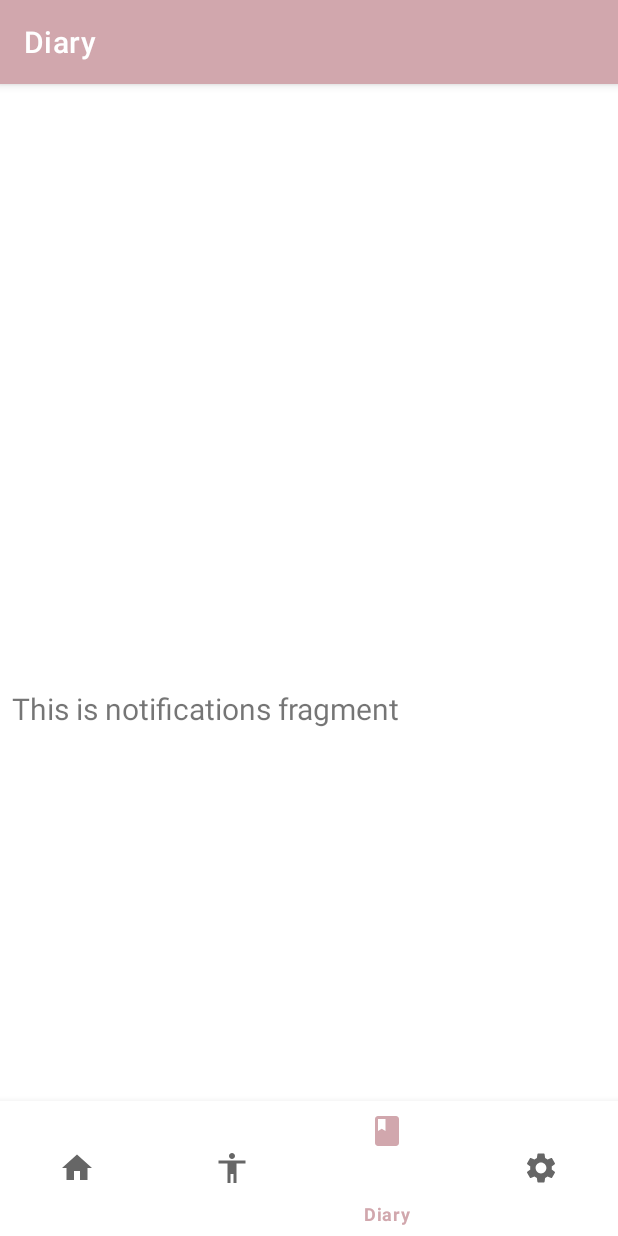
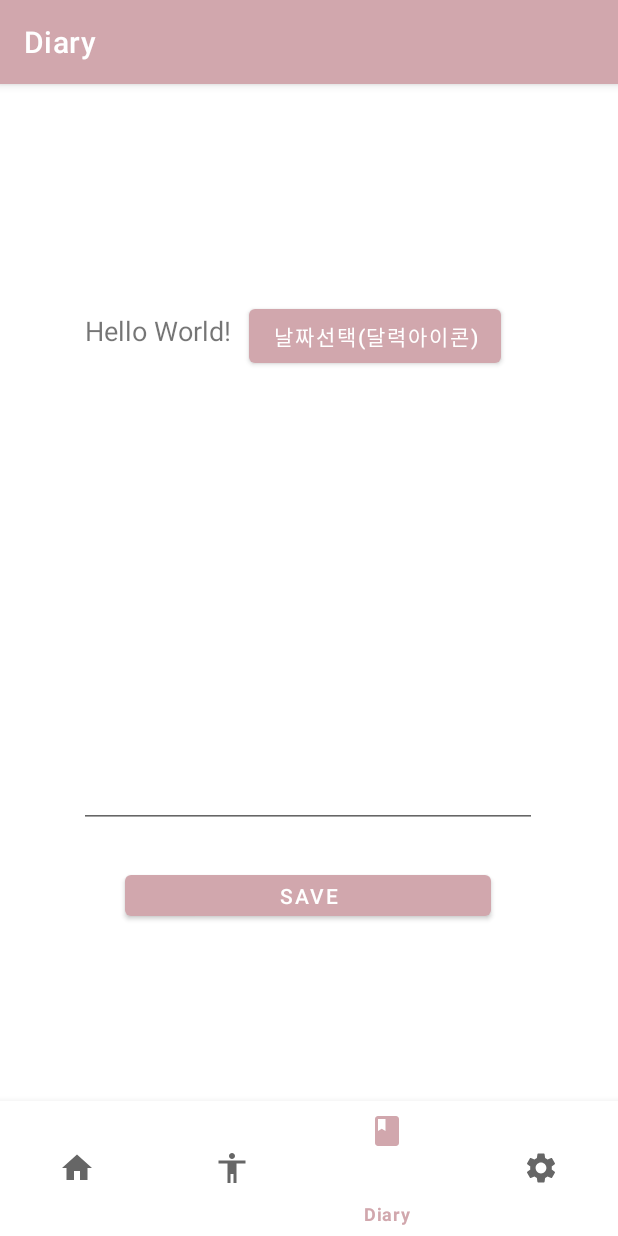
Before and after one commit to hyeseungS/Sdetector, an Android app: the DiaryFragment screen opened through its navigation route, on a phone screen of 412 x 824 dp. Run offline under Robolectric (Android 15) with nearby library versions, the phone set to English and light mode, and no system bars; our stand-ins replace navigation-ui.

Commit message:
20210706TUE_JuYeon diary xml only Error; fragment_diary.xml line27 (수정예정)

```diff
--- a/app/src/main/java/com/example/sdetector/ui/diary/DiaryFragment.java
+++ b/app/src/main/java/com/example/sdetector/ui/diary/DiaryFragment.java
@@ -27,13 +27,7 @@ public class DiaryFragment extends Fragment {
         binding = FragmentDiaryBinding.inflate(inflater, container, false);
         View root = binding.getRoot();
 
-        final TextView textView = binding.textDiary;
-        diaryViewModel.getText().observe(getViewLifecycleOwner(), new Observer<String>() {
-            @Override
-            public void onChanged(@Nullable String s) {
-                textView.setText(s);
-            }
-        });
+
         return root;
     }
 
--- a/app/src/main/res/layout/fragment_diary.xml
+++ b/app/src/main/res/layout/fragment_diary.xml
@@ -6,16 +6,57 @@
     android:layout_height="match_parent"
     tools:context=".ui.diary.DiaryFragment">
 
+
     <TextView
-        android:id="@+id/text_diary"
-        android:layout_width="match_parent"
+        android:id="@+id/DatetextView"
+        android:layout_width="wrap_content"
         android:layout_height="wrap_content"
-        android:layout_marginStart="8dp"
-        android:layout_marginTop="8dp"
-        android:layout_marginEnd="8dp"
-        android:textSize="20sp"
+        android:layout_marginTop="96dp"
+        android:text="Hello World!"
+        android:textSize="18sp"
+        app:layout_constraintEnd_toEndOf="parent"
+        app:layout_constraintHorizontal_bias="0.181"
+        app:layout_constraintStart_toStartOf="parent"
+        app:layout_constraintTop_toTopOf="parent" />
+
+    <Button
+        android:id="@+id/DatePickerBtn"
+        android:layout_width="wrap_content"
+        android:layout_height="wrap_content"
+        android:layout_marginTop="88dp"
+        android:onClick="showDatePicker"
+        android:text="날짜선택(달력아이콘)"
+        app:layout_constraintEnd_toEndOf="parent"
+        app:layout_constraintHorizontal_bias="0.68"
+        app:layout_constraintStart_toStartOf="parent"
+        app:layout_constraintTop_toTopOf="parent" />
+
+    <EditText
+        android:id="@+id/inputText"
+        android:layout_width="305dp"
+        android:layout_height="280dp"
+        android:layout_marginTop="160dp"
+        android:layout_weight="9"
+        android:gravity="top"
+        android:textIsSelectable="false"
+        app:layout_constraintEnd_toEndOf="parent"
+        app:layout_constraintHorizontal_bias="0.495"
+        app:layout_constraintStart_toStartOf="parent"
+        app:layout_constraintTop_toTopOf="parent" />
+
+
+    <Button
+        android:id="@+id/saveBtn"
+        android:layout_width="244dp"
+        android:layout_height="39dp"
+        android:layout_marginBottom="200dp"
+        android:layout_weight="1"
+        android:text="SAVE"
         app:layout_constraintBottom_toBottomOf="parent"
         app:layout_constraintEnd_toEndOf="parent"
+        app:layout_constraintHorizontal_bias="0.497"
         app:layout_constraintStart_toStartOf="parent"
-        app:layout_constraintTop_toTopOf="parent" />
+        app:layout_constraintTop_toBottomOf="@+id/inputText"
+        app:layout_constraintVertical_bias="0.769" />
+
 </androidx.constraintlayout.widget.ConstraintLayout>
```
